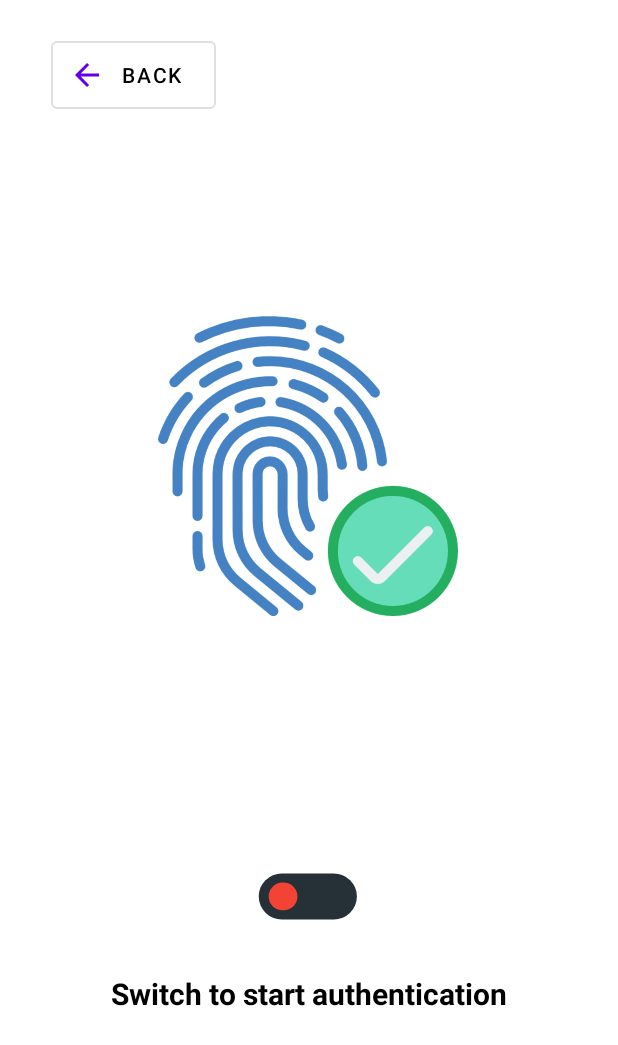
After one commit to sin1102/Ambulance-booking, an Android app: the FingerprintActivity screen opened directly, with no data from a screen before it, on a phone screen of 412 x 824 dp. The commit adds this screen. Shown: the top 1045 px of the screen. Run offline under Robolectric (Android 15) with nearby library versions, the phone set to English and light mode, and no system bars; Roboto replaces fonts that are not available here.

Commit message:
payment + fingerprint

```diff
--- a/app/build.gradle
+++ b/app/build.gradle
@@ -50,6 +50,7 @@ dependencies {
     implementation 'com.google.firebase:firebase-database:20.0.4'
     implementation 'com.google.firebase:firebase-database-ktx:20.0.4'
     implementation 'com.google.firebase:firebase-auth-ktx:21.0.3'
+    implementation 'androidx.legacy:legacy-support-v4:1.0.0'
     testImplementation 'junit:junit:4.+'
     androidTestImplementation 'androidx.test.ext:junit:1.1.3'
     androidTestImplementation 'androidx.test.espresso:espresso-core:3.4.0'
@@ -64,5 +65,10 @@ dependencies {
 
     implementation 'de.hdodenhof:circleimageview:3.1.0'
     implementation 'org.jetbrains.kotlinx:kotlinx-coroutines-android:1.3.9'
+    implementation 'androidx.biometric:biometric:1.0.1'
+
+    implementation 'androidx.cardview:cardview:1.0.0'
+    implementation 'androidx.recyclerview:recyclerview:1.2.0-alpha05'
+
 
 }
--- a/app/src/main/java/com/example/ambulancebooking/Menu/Settings.kt
+++ b/app/src/main/java/com/example/ambulancebooking/Menu/Settings.kt
@@ -5,6 +5,7 @@ import androidx.appcompat.app.AppCompatActivity
 import android.os.Bundle
 import com.example.ambulancebooking.MainActivity
 import com.example.ambulancebooking.databinding.ActivitySettingsBinding
+import com.example.ambulancebooking.user.FingerprintActivity
 import com.example.ambulancebooking.user.SignInActivity
 import com.google.firebase.auth.FirebaseAuth
 
@@ -31,6 +32,9 @@ class Settings : AppCompatActivity() {
             startActivity(Intent(applicationContext, MainActivity::class.java))
             finish()
         }
+        binding.fingerprintButton.setOnClickListener {
+            startActivity(Intent(applicationContext, FingerprintActivity::class.java))
+            finishAffinity()
+        }
     }
-
 }
--- /dev/null
+++ b/app/src/main/java/com/example/ambulancebooking/user/FingerprintActivity.kt
@@ -0,0 +1,69 @@
+package com.example.ambulancebooking.user
+
+import android.content.Intent
+import androidx.appcompat.app.AppCompatActivity
+import android.os.Bundle
+import android.widget.Toast
+import androidx.activity.OnBackPressedCallback
+import androidx.biometric.BiometricPrompt
+import androidx.core.content.ContextCompat
+import com.airbnb.lottie.LottieAnimationView
+import com.example.ambulancebooking.Map.Map
+import com.example.ambulancebooking.R
+import kotlinx.android.synthetic.main.activity_about.*
+import kotlinx.android.synthetic.main.activity_fingerprint.*
+import kotlinx.android.synthetic.main.activity_fingerprint.backButton
+import java.util.concurrent.Executor
+
+class FingerprintActivity : AppCompatActivity() {
+
+    private lateinit var executor: Executor
+    private lateinit var biometricPrompt: BiometricPrompt
+    private lateinit var promptInfo: BiometricPrompt.PromptInfo
+
+    override fun onCreate(savedInstanceState: Bundle?) {
+        super.onCreate(savedInstanceState)
+        setContentView(R.layout.activity_fingerprint)
+
+
+        executor = ContextCompat.getMainExecutor(this)
+
+        biometricPrompt = BiometricPrompt(this@FingerprintActivity, executor, object : BiometricPrompt.AuthenticationCallback(){
+            override fun onAuthenticationError(errorCode: Int, errString: CharSequence) {
+                super.onAuthenticationError(errorCode, errString)
+
+                authStatus.text = "Authentication Error: $errString"
+                Toast.makeText(this@FingerprintActivity, "Authentication Error: $errString", Toast.LENGTH_SHORT).show()
+            }
+
+            override fun onAuthenticationSucceeded(result: BiometricPrompt.AuthenticationResult) {
+                super.onAuthenticationSucceeded(result)
+
+                authStatus.text = "Authentication Succeed...!"
+                Toast.makeText(this@FingerprintActivity, "Authentication Succeed---!", Toast.LENGTH_SHORT).show()
+            }
+
+            override fun onAuthenticationFailed() {
+                super.onAuthenticationFailed()
+
+                authStatus.text = "Authentication Failed...!"
+                Toast.makeText(this@FingerprintActivity, "Authentication Failed...!", Toast.LENGTH_SHORT).show()
+            }
+        })
+
+        promptInfo = BiometricPrompt.PromptInfo.Builder()
+            .setTitle("Biometric Authentication")
+            .setSubtitle("Login using fingerprint authentication")
+            .setNegativeButtonText("Use App Password instead")
+            .build()
+
+        var checkAnim = findViewById<LottieAnimationView>(R.id.btnSwitch)
+        checkAnim.setOnClickListener {
+            biometricPrompt.authenticate(promptInfo)
+        }
+
+        backButton.setOnClickListener(){
+            onBackPressed()
+        }
+    }
+}
--- /dev/null
+++ b/app/src/main/res/layout/activity_fingerprint.xml
@@ -0,0 +1,64 @@
+<?xml version="1.0" encoding="utf-8"?>
+<androidx.constraintlayout.widget.ConstraintLayout xmlns:android="http://schemas.android.com/apk/res/android"
+    xmlns:app="http://schemas.android.com/apk/res-auto"
+    xmlns:tools="http://schemas.android.com/tools"
+    android:layout_width="match_parent"
+    android:layout_height="match_parent"
+    android:padding="20dp"
+    tools:context=".user.FingerprintActivity">
+
+    <ImageView
+        android:id="@+id/imageView2"
+        android:layout_width="200dp"
+        android:layout_height="200dp"
+        android:layout_centerHorizontal="true"
+        android:layout_marginBottom="100dp"
+        android:src="@drawable/fingerprint"
+        app:layout_constraintBottom_toTopOf="@+id/btnSwitch"
+        app:layout_constraintEnd_toEndOf="parent"
+        app:layout_constraintHorizontal_bias="0.497"
+        app:layout_constraintStart_toStartOf="parent"
+        app:layout_constraintTop_toTopOf="parent"
+        app:layout_constraintVertical_bias="0.813" />
+
+    <com.airbnb.lottie.LottieAnimationView
+        android:id="@+id/btnSwitch"
+        android:layout_width="90dp"
+        android:layout_height="90dp"
+        android:layout_marginBottom="4dp"
+        app:layout_constraintBottom_toTopOf="@+id/authStatus"
+        app:layout_constraintEnd_toEndOf="parent"
+        app:layout_constraintHorizontal_bias="0.498"
+        app:layout_constraintStart_toStartOf="parent"
+        app:lottie_rawRes="@raw/toggle_switch" />
+
+    <TextView
+        android:id="@+id/authStatus"
+        android:layout_width="wrap_content"
+        android:layout_height="wrap_content"
+        android:layout_marginBottom="128dp"
+        android:text="Switch to start authentication"
+        android:textColor="@color/black"
+        android:textSize="20dp"
+        android:textStyle="bold"
+        app:layout_constraintBottom_toBottomOf="parent"
+        app:layout_constraintEnd_toEndOf="parent"
+        app:layout_constraintStart_toStartOf="parent" />
+
+    <Button
+        android:id="@+id/backButton"
+        style="@style/Widget.MaterialComponents.Button.OutlinedButton.Icon"
+        android:layout_width="110dp"
+        android:layout_height="57dp"
+        android:text="back"
+        android:textColor="@color/black"
+        app:icon="@drawable/ic_back"
+        app:layout_constraintBottom_toBottomOf="parent"
+        app:layout_constraintEnd_toEndOf="parent"
+        app:layout_constraintHorizontal_bias="0.053"
+        app:layout_constraintStart_toStartOf="parent"
+        app:layout_constraintTop_toTopOf="parent"
+        app:layout_constraintVertical_bias="0.002"
+        app:srcCompat="@drawable/ic_back" />
+
+</androidx.constraintlayout.widget.ConstraintLayout>
--- a/app/src/main/res/layout/activity_sign_in.xml
+++ b/app/src/main/res/layout/activity_sign_in.xml
@@ -25,7 +25,7 @@
     <TextView
         android:layout_width="wrap_content"
         android:layout_height="wrap_content"
-        android:text="Welcome Back"
+        android:text="Welcome"
         android:textSize="30sp"
         android:fontFamily="sans-serif-medium"
         android:layout_gravity="center"
--- a/app/src/main/res/values/strings.xml
+++ b/app/src/main/res/values/strings.xml
@@ -1,3 +1,4 @@
 <resources>
     <string name="app_name">Ambulance Booking</string>
+    <string name="hello_blank_fragment">Hello blank fragment</string>
 </resources>
```
Also changed, not shown: app/src/main/AndroidManifest.xml (+5 -7 lines), app/src/main/java/com/example/ambulancebooking/Adapter/PaymentAdapter.kt (added, +55 -0 lines), app/src/main/java/com/example/ambulancebooking/Menu/Payment.kt (+16 -0 lines), app/src/main/res/layout/activity_payment.xml (+26 -0 lines), app/src/main/res/layout/payment_card_layout.xml (added, +54 -0 lines), app/src/main/res/raw/toggle_switch.json (added, +1 -0 lines), app/src/main/res/drawable/fingerprint.png (added), app/src/main/res/drawable/invoice.png (added).
